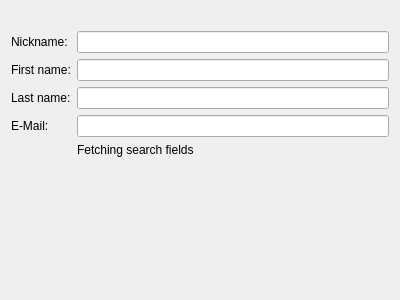
Qt form Swift/QtUI/UserSearch/QtUserSearchFieldsPage.ui (swift/swift) before a commit.
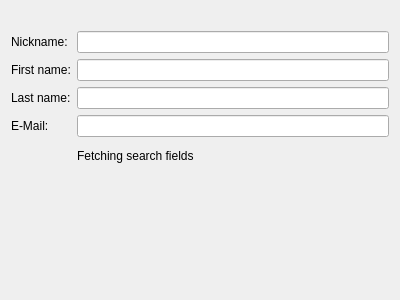
The same form after that commit.

Commit message:
XEP-0004 form support for user search.
License: This patch is BSD-licensed, see http://www.opensource.org/licenses/bsd-license.php

Diff of the .ui file:
```diff
--- a/Swift/QtUI/UserSearch/QtUserSearchFieldsPage.ui
+++ b/Swift/QtUI/UserSearch/QtUserSearchFieldsPage.ui
@@ -61,7 +61,30 @@
    <item row="4" column="1">
     <widget class="QLineEdit" name="emailInput_"/>
    </item>
+   <item row="6" column="0">
+    <widget class="QLabel" name="fetchingThrobber_">
+     <property name="text">
+      <string/>
+     </property>
+    </widget>
+   </item>
    <item row="6" column="1">
+    <widget class="QLabel" name="fetchingLabel_">
+     <property name="text">
+      <string>Fetching search fields</string>
+     </property>
+    </widget>
+   </item>
+   <item row="5" column="0" colspan="2">
+    <widget class="QWidget" name="formContainer_" native="true">
+     <layout class="QHBoxLayout" name="horizontalLayout">
+      <property name="margin">
+       <number>0</number>
+      </property>
+     </layout>
+    </widget>
+   </item>
+   <item row="7" column="1">
     <spacer name="verticalSpacer">
      <property name="orientation">
       <enum>Qt::Vertical</enum>
@@ -74,20 +97,6 @@
      </property>
     </spacer>
    </item>
-   <item row="5" column="0">
-    <widget class="QLabel" name="fetchingThrobber_">
-     <property name="text">
-      <string></string>
-     </property>
-    </widget>
-   </item>
-   <item row="5" column="1">
-    <widget class="QLabel" name="fetchingLabel_">
-     <property name="text">
-      <string>Fetching search fields</string>
-     </property>
-    </widget>
-   </item>
   </layout>
  </widget>
  <resources/>
```
Left out of the diff: 2 changed lines with no effect on the pictures. The commit also changes 20 other files.
